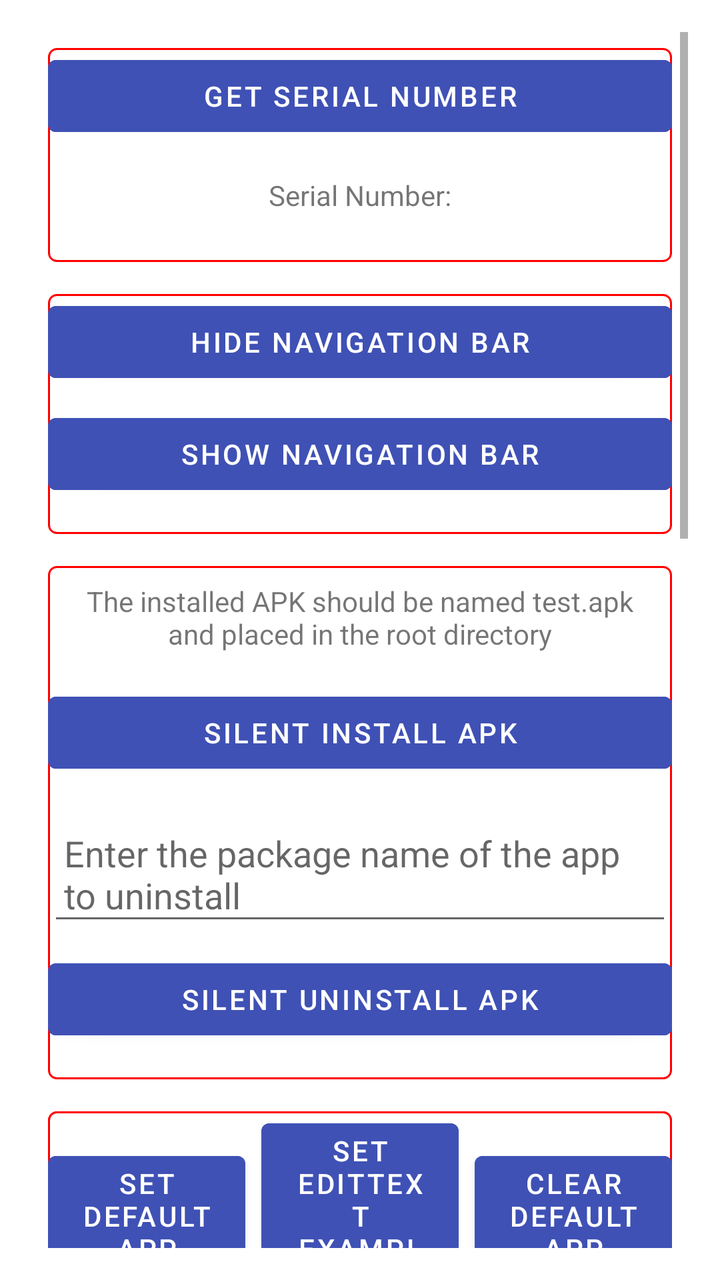
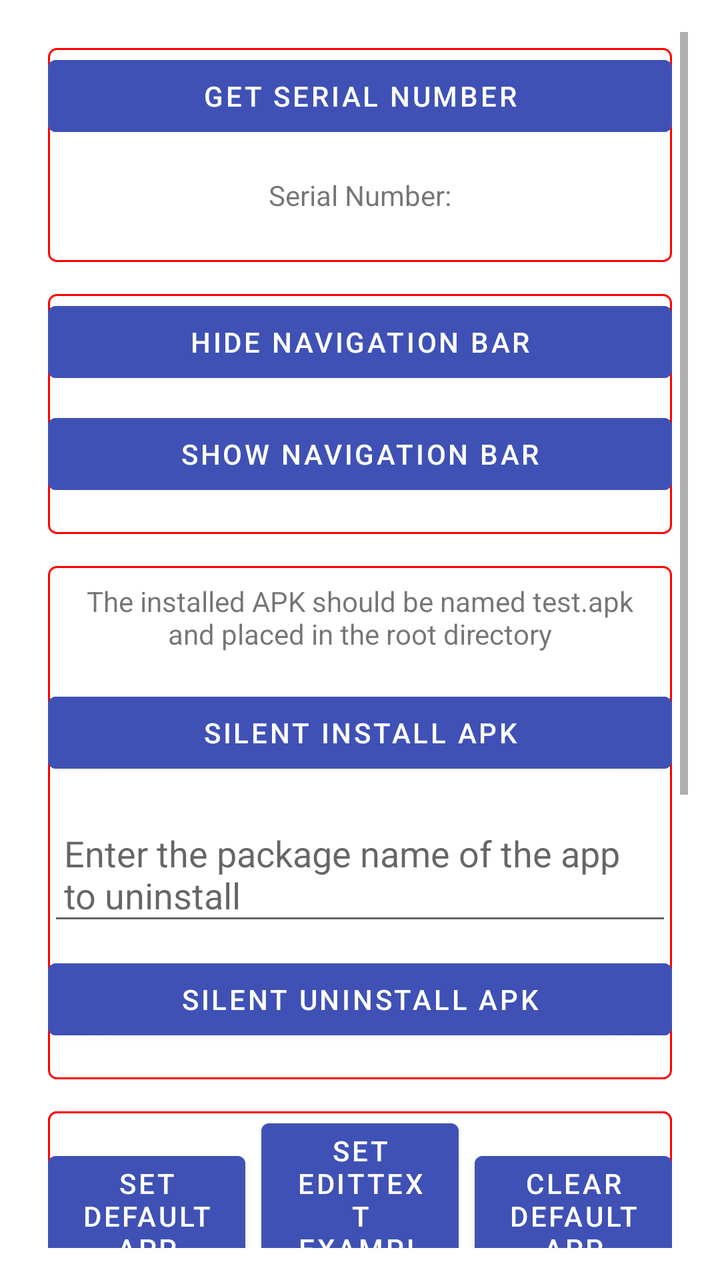

The first picture is an Android layout as it rendered before a commit; the second is the same layout after the commit. The layout source and the unified diff follow.
<!-- AndroidManifest.xml: application theme Theme.MaterialComponents.Light.NoActionBar -->
<!-- res/layout/activity_device_api.xml -->
<?xml version="1.0" encoding="utf-8"?>
<ScrollView xmlns:android="http://schemas.android.com/apk/res/android"
    android:layout_width="match_parent"
    android:layout_height="wrap_content"
    android:padding="16dp">

    <LinearLayout
        android:layout_width="match_parent"
        android:layout_height="wrap_content"
        android:orientation="vertical"
        android:padding="8dp">

        
        <LinearLayout
            android:background="@drawable/border_background"
            android:layout_width="match_parent"
            android:layout_height="wrap_content"
            android:orientation="vertical"
            android:layout_marginBottom="16dp">

            <Button
                android:id="@+id/btn_get_serial_number"
                android:layout_width="match_parent"
                android:layout_height="wrap_content"
                android:onClick="getSerialNumber"
                android:text="Get Serial Number"
                android:textColor="#FFFFFF"
                android:backgroundTint="#3F51B5"
                android:layout_marginBottom="8dp" />

            <TextView
                android:id="@+id/tv_SerialNumber"
                android:layout_width="match_parent"
                android:layout_height="wrap_content"
                android:text="Serial Number:"
                android:textAlignment="center"
                android:padding="8dp"
                android:layout_marginBottom="16dp" />
        </LinearLayout>

        
        <LinearLayout
            android:background="@drawable/border_background"
            android:layout_width="match_parent"
            android:layout_height="wrap_content"
            android:orientation="vertical"
            android:layout_marginBottom="16dp">

            <Button
                android:id="@+id/btn_hide_navigation"
                android:layout_width="match_parent"
                android:layout_height="wrap_content"
                android:onClick="hide_navigation"
                android:text="Hide Navigation Bar"
                android:textColor="#FFFFFF"
                android:backgroundTint="#3F51B5"
                android:layout_marginBottom="8dp" />

            <Button
                android:id="@+id/btn_show_navigation"
                android:layout_width="match_parent"
                android:layout_height="wrap_content"
                android:onClick="show_navigation"
                android:text="Show Navigation Bar"
                android:textColor="#FFFFFF"
                android:backgroundTint="#3F51B5"
                android:layout_marginBottom="16dp" />
        </LinearLayout>

        
        <LinearLayout
            android:background="@drawable/border_background"
            android:layout_width="match_parent"
            android:layout_height="wrap_content"
            android:orientation="vertical"
            android:layout_marginBottom="16dp">

            <TextView
                android:layout_width="match_parent"
                android:layout_height="wrap_content"
                android:text="The installed APK should be named test.apk and placed in the root directory"
                android:textAlignment="center"
                android:padding="8dp"
                android:layout_marginBottom="8dp" />

            <Button
                android:id="@+id/btn_install_app"
                android:layout_width="match_parent"
                android:layout_height="wrap_content"
                android:onClick="install_app"
                android:text="Silent Install APK"
                android:textColor="#FFFFFF"
                android:backgroundTint="#3F51B5"
                android:layout_marginBottom="16dp" />

            <EditText
                android:id="@+id/edt_appPackageName"
                android:layout_width="match_parent"
                android:layout_height="wrap_content"
                android:hint="Enter the package name of the app to uninstall"
                android:padding="8dp"
                android:layout_marginBottom="8dp" />

            <Button
                android:id="@+id/btn_uninstall_app"
                android:layout_width="match_parent"
                android:layout_height="wrap_content"
                android:onClick="unInstall_app"
                android:text="Silent Uninstall APK"
                android:textColor="#FFFFFF"
                android:backgroundTint="#3F51B5"
                android:layout_marginBottom="16dp" />
        </LinearLayout>

        
        <LinearLayout
            android:background="@drawable/border_background"
            android:layout_width="match_parent"
            android:layout_height="wrap_content"
            android:orientation="vertical"
            android:layout_marginBottom="16dp">

            <LinearLayout
                android:background="@drawable/border_background"
                android:layout_width="match_parent"
                android:layout_height="wrap_content"
                android:orientation="horizontal"
                android:gravity="center"
                android:layout_marginBottom="16dp">

                <Button
                    android:id="@+id/btn_set_default_app"
                    android:layout_width="0dp"
                    android:layout_height="wrap_content"
                    android:layout_weight="1"
                    android:onClick="set_default_app"
                    android:text="Set Default App"
                    android:textColor="#FFFFFF"
                    android:backgroundTint="#3F51B5"
                    android:layout_marginEnd="8dp" />

                <Button
                    android:id="@+id/btn_set_default_app_name"
                    android:layout_width="0dp"
                    android:layout_height="wrap_content"
                    android:layout_weight="1"
                    android:onClick="set_default_app_name"
                    android:text="Set EditText Example"
                    android:textColor="#FFFFFF"
                    android:backgroundTint="#3F51B5"
                    android:layout_marginEnd="8dp" />

                <Button
                    android:id="@+id/btn_clear_default_app_name"
                    android:layout_width="0dp"
                    android:layout_height="wrap_content"
                    android:layout_weight="1"
                    android:onClick="clear_default_app_name"
                    android:text="Clear Default App"
                    android:textColor="#FFFFFF"
                    android:backgroundTint="#3F51B5" />
            </LinearLayout>

            <EditText
                android:id="@+id/edt_default_app"
                android:layout_width="match_parent"
                android:layout_height="wrap_content"
                android:hint="Enter the package name of the app to set default app"
                android:padding="8dp"
                android:layout_marginBottom="16dp" />
        </LinearLayout>

        
        <LinearLayout
            android:background="@drawable/border_background"
            android:layout_width="match_parent"
            android:layout_height="wrap_content"
            android:orientation="vertical"
            android:layout_marginBottom="16dp">

            <Button
                android:id="@+id/btn_reboot_device"
                android:layout_width="match_parent"
                android:layout_height="wrap_content"
                android:onClick="reboot"
                android:text="Reboot Device"
                android:textColor="#FFFFFF"
                android:backgroundTint="#3F51B5"
                android:layout_marginBottom="16dp" />
        </LinearLayout>

        
        <LinearLayout
            android:background="@drawable/border_background"
            android:layout_width="match_parent"
            android:layout_height="wrap_content"
            android:orientation="vertical"
            android:layout_marginBottom="16dp">

            <EditText
                android:id="@+id/edt_packageName"
                android:layout_width="match_parent"
                android:layout_height="wrap_content"
                android:hint="Enter the package name of the app to keep alive"
                android:padding="8dp"
                android:layout_marginBottom="8dp" />

            <EditText
                android:id="@+id/edt_appActivityName"
                android:layout_width="match_parent"
                android:layout_height="wrap_content"
                android:hint="Enter the full path name of the app's launch activity"
                android:padding="8dp"
                android:layout_marginBottom="8dp" />

            <Button
                android:id="@+id/btn_add_alive_app"
                android:layout_width="match_parent"
                android:layout_height="wrap_content"
                android:onClick="addAliveApp"
                android:text="Add Keep-Alive App"
                android:textColor="#FFFFFF"
                android:backgroundTint="#3F51B5"
                android:layout_marginBottom="8dp" />

            <TextView
                android:id="@+id/tv_AliveApp"
                android:layout_width="match_parent"
                android:layout_height="wrap_content"
                android:text="note:The Alive function changes will only take effect after a reboot."
                android:textAlignment="center"
                android:padding="8dp"
                android:layout_marginBottom="8dp" />

            <Button
                android:id="@+id/btn_clear_alive_app"
                android:layout_width="match_parent"
                android:layout_height="wrap_content"
                android:onClick="clearAliveApp"
                android:text="Clear Keep-Alive Apps"
                android:textColor="#FFFFFF"
                android:backgroundTint="#3F51B5"
                android:layout_marginBottom="16dp" />
        </LinearLayout>


        
        <LinearLayout
            android:background="@drawable/border_background"
            android:layout_width="match_parent"
            android:layout_height="wrap_content"
            android:orientation="vertical"
            android:layout_marginBottom="16dp">

            <TextView

                android:layout_width="match_parent"
                android:layout_height="wrap_content"
                android:text="note:Enter and Exit Sleep Mode Test: After clicking start, it will detect whether charging is in progress. If not charging, it will enter sleep mode and automatically wake up when charging begins."
                android:textAlignment="center"
                android:padding="8dp"
                android:layout_marginBottom="8dp" />

            <Button
                android:id="@+id/btn_begin_sleep_test"
                android:layout_width="match_parent"
                android:layout_height="wrap_content"
                android:onClick="btn_begin_sleep_test"
                android:text="begin_sleep_test"
                android:textColor="#FFFFFF"
                android:backgroundTint="#3F51B5"
                android:layout_marginBottom="8dp" />


        </LinearLayout>


        
        <LinearLayout
            android:background="@drawable/border_background"
            android:layout_width="match_parent"
            android:layout_height="wrap_content"
            android:orientation="vertical"
            android:layout_marginBottom="16dp">

            <EditText
                android:id="@+id/edt_run_cmd"
                android:layout_width="match_parent"
                android:layout_height="wrap_content"
                android:hint="Enter command"
                android:padding="8dp"
                android:layout_marginBottom="8dp" />

            <Button
                android:id="@+id/btn_run_cmd"
                android:layout_width="match_parent"
                android:layout_height="wrap_content"
                android:onClick="runCmd"
                android:text="Run Command"
                android:textColor="#FFFFFF"
                android:backgroundTint="#3F51B5"
                android:layout_marginBottom="8dp" />

            <TextView
                android:id="@+id/tv_run_cmd_label"
                android:layout_width="match_parent"
                android:layout_height="wrap_content"
                android:text="Run Command"
                android:textAlignment="center"
                android:padding="8dp"
                android:layout_marginBottom="8dp" />
        </LinearLayout>

        
        <Button
            android:id="@+id/btn_screenshot"
            android:layout_width="match_parent"
            android:layout_height="wrap_content"
            android:onClick="screenCap"
            android:text="Take Screenshot"
            android:textColor="#FFFFFF"
            android:backgroundTint="#3F51B5"
            android:visibility="gone" />
    </LinearLayout>
</ScrollView>
<!-- resources referenced by this layout -->
<resources>
  <!-- drawable border_background (drawable) -->
  <?xml version="1.0" encoding="utf-8"?>
  <shape xmlns:android="http://schemas.android.com/apk/res/android">
      <solid android:color="#FFFFFF" />
      <stroke
          android:width="1dp"
      android:color="#FF0000" />
      <corners android:radius="4dp" />
  </shape>
</resources>

<!-- the commit's change to res/layout/activity_device_api.xml (unified diff, before → after) -->
@@ -191,6 +191,7 @@
 
         
         <LinearLayout
+            android:visibility="gone"
             android:background="@drawable/border_background"
             android:layout_width="match_parent"
             android:layout_height="wrap_content"
@@ -246,6 +247,7 @@
 
         
         <LinearLayout
+            android:visibility="gone"
             android:background="@drawable/border_background"
             android:layout_width="match_parent"
             android:layout_height="wrap_content"
